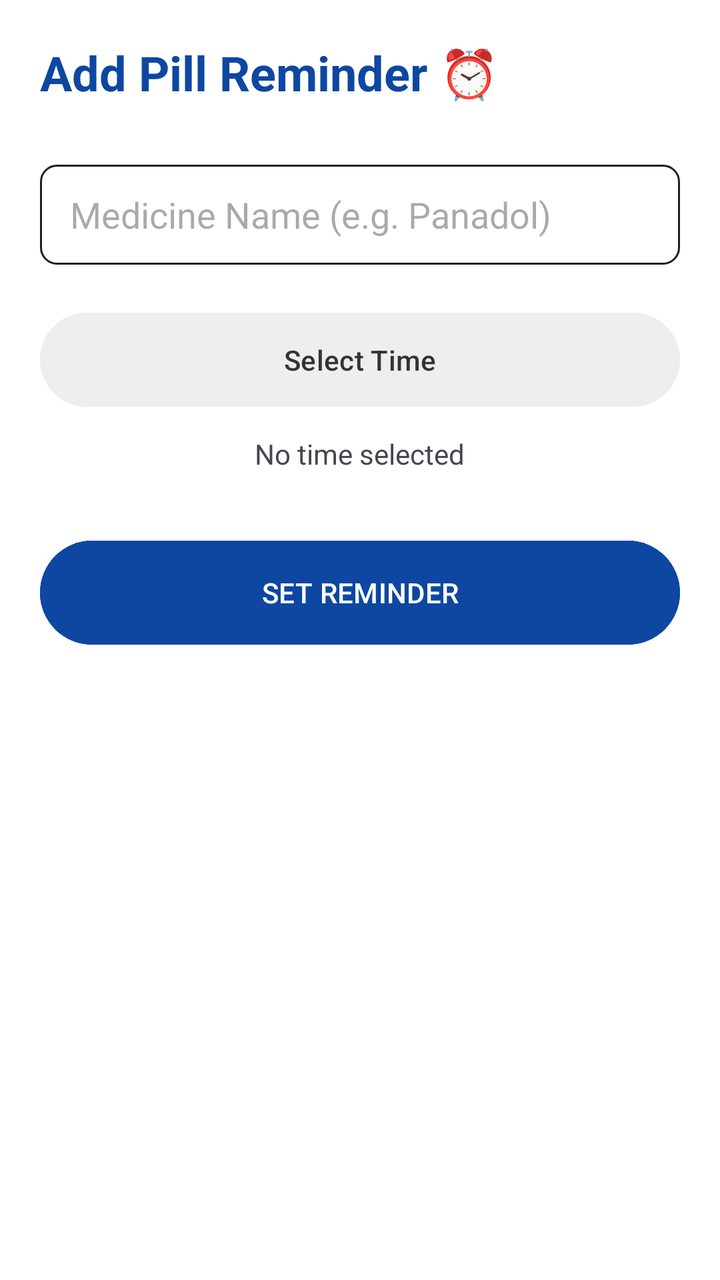
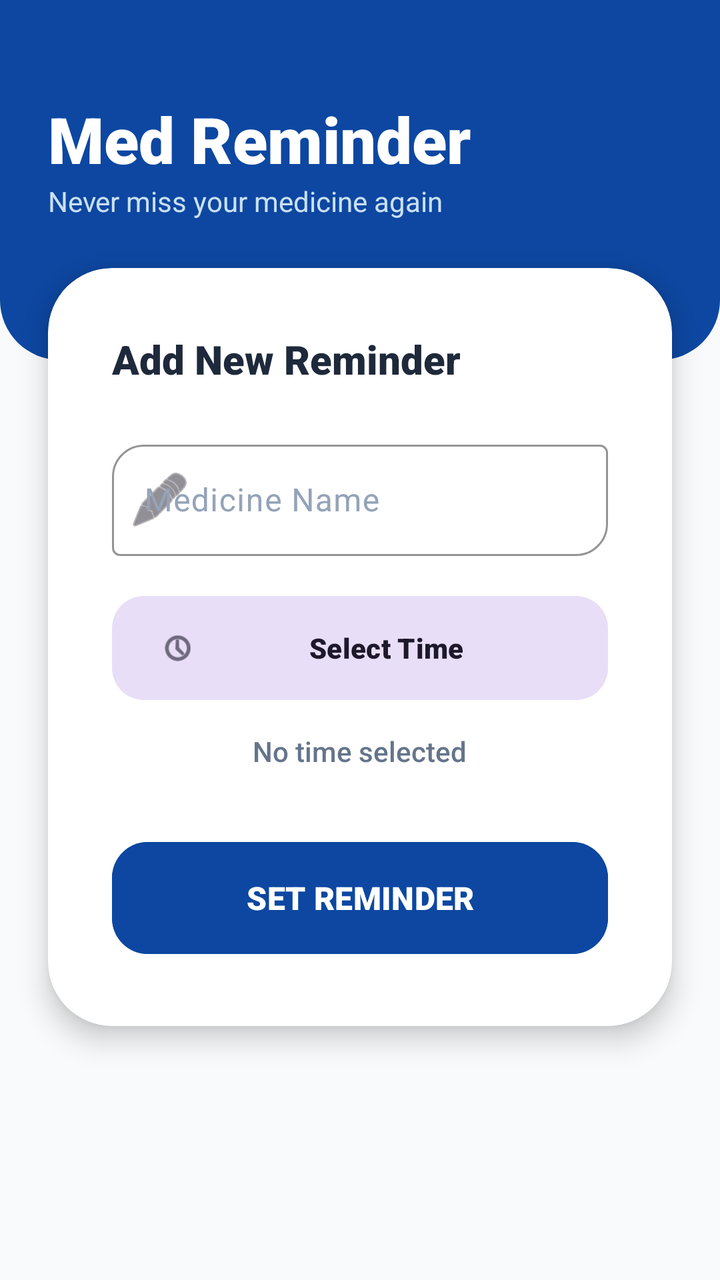

Screens rendered from an Android XML layout before and after an edit, with the pre-edit source and the edit as a unified diff.
<!-- AndroidManifest.xml: application theme Theme.CareLanka -->
<!-- res/layout/activity_reminder.xml -->
<?xml version="1.0" encoding="utf-8"?>
<LinearLayout xmlns:android="http://schemas.android.com/apk/res/android"
    android:layout_width="match_parent"
    android:layout_height="match_parent"
    android:orientation="vertical"
    android:padding="20dp"
    android:background="#FFFFFF">

    <TextView
        android:layout_width="wrap_content"
        android:layout_height="wrap_content"
        android:text="Add Pill Reminder ⏰"
        android:textSize="24sp"
        android:textStyle="bold"
        android:textColor="@color/primaryBlue"
        android:layout_marginBottom="30dp"/>

    <EditText
        android:id="@+id/etMedName"
        android:layout_width="match_parent"
        android:layout_height="50dp"
        android:hint="Medicine Name (e.g. Panadol)"
        android:background="@drawable/edit_text_bg"
        android:paddingStart="15dp"
        android:layout_marginBottom="20dp"/>

    <Button
        android:id="@+id/btnSelectTime"
        android:layout_width="match_parent"
        android:layout_height="55dp"
        android:text="Select Time"
        android:backgroundTint="#EEEEEE"
        android:textColor="#333333"
        android:layout_marginBottom="10dp"/>

    <TextView
        android:id="@+id/tvSelectedTime"
        android:layout_width="wrap_content"
        android:layout_height="wrap_content"
        android:text="No time selected"
        android:layout_gravity="center"
        android:layout_marginBottom="30dp"/>

    <Button
        android:id="@+id/btnSetReminder"
        android:layout_width="match_parent"
        android:layout_height="60dp"
        android:text="SET REMINDER"
        android:backgroundTint="@color/primaryBlue"
        android:textColor="#FFFFFF"/>

</LinearLayout>
<!-- resources referenced by this layout -->
<resources>
  <color name="primaryBlue">#0D47A1</color>
  <!-- drawable edit_text_bg (drawable) -->
  <shape xmlns:android="http://schemas.android.com/apk/res/android"
      android:shape="rectangle">
      <solid android:color="@color/white"/>
      <corners android:radius="8dp"/>
      <stroke android:width="1dp" android:color="@color/darkGrey"/>
  </shape>
  <style name="Theme.CareLanka" parent="Base.Theme.CareLanka" />
  <color name="white">#FFFFFF</color>
  <color name="darkGrey">#212121</color>
  <style name="Base.Theme.CareLanka" parent="Theme.Material3.DayNight.NoActionBar">
          
          
      </style>
</resources>

<!-- the commit's change to res/layout/activity_reminder.xml (unified diff, before → after) -->
@@ -1,52 +1,122 @@
 <?xml version="1.0" encoding="utf-8"?>
-<LinearLayout xmlns:android="http://schemas.android.com/apk/res/android"
+<androidx.constraintlayout.widget.ConstraintLayout xmlns:android="http://schemas.android.com/apk/res/android"
+    xmlns:app="http://schemas.android.com/apk/res-auto"
+    xmlns:tools="http://schemas.android.com/tools"
     android:layout_width="match_parent"
     android:layout_height="match_parent"
-    android:orientation="vertical"
-    android:padding="20dp"
-    android:background="#FFFFFF">
+    android:background="#F8FAFC">
+
+    
+    <View
+        android:id="@+id/headerView"
+        android:layout_width="match_parent"
+        android:layout_height="180dp"
+        android:background="@drawable/header_background"
+        app:layout_constraintTop_toTopOf="parent" />
 
     <TextView
+        android:id="@+id/tvTitle"
         android:layout_width="wrap_content"
         android:layout_height="wrap_content"
-        android:text="Add Pill Reminder ⏰"
-        android:textSize="24sp"
-        android:textStyle="bold"
-        android:textColor="@color/primaryBlue"
-        android:layout_marginBottom="30dp"/>
-
-    <EditText
-        android:id="@+id/etMedName"
-        android:layout_width="match_parent"
-        android:layout_height="50dp"
-        android:hint="Medicine Name (e.g. Panadol)"
-        android:background="@drawable/edit_text_bg"
-        android:paddingStart="15dp"
-        android:layout_marginBottom="20dp"/>
-
-    <Button
-        android:id="@+id/btnSelectTime"
-        android:layout_width="match_parent"
-        android:layout_height="55dp"
-        android:text="Select Time"
-        android:backgroundTint="#EEEEEE"
-        android:textColor="#333333"
-        android:layout_marginBottom="10dp"/>
+        android:layout_marginStart="24dp"
+        android:layout_marginTop="48dp"
+        android:text="Med Reminder"
+        android:textColor="@color/white"
+        android:textSize="32sp"
+        android:fontFamily="sans-serif-black"
+        app:layout_constraintStart_toStartOf="parent"
+        app:layout_constraintTop_toTopOf="parent" />
 
     <TextView
-        android:id="@+id/tvSelectedTime"
+        android:id="@+id/tvSubtitle"
         android:layout_width="wrap_content"
         android:layout_height="wrap_content"
-        android:text="No time selected"
-        android:layout_gravity="center"
-        android:layout_marginBottom="30dp"/>
+        android:text="Never miss your medicine again"
+        android:textColor="#E0F2FE"
+        android:textSize="14sp"
+        android:alpha="0.9"
+        app:layout_constraintStart_toStartOf="@+id/tvTitle"
+        app:layout_constraintTop_toBottomOf="@+id/tvTitle" />
 
-    <Button
-        android:id="@+id/btnSetReminder"
+    <com.google.android.material.card.MaterialCardView
         android:layout_width="match_parent"
-        android:layout_height="60dp"
-        android:text="SET REMINDER"
-        android:backgroundTint="@color/primaryBlue"
-        android:textColor="#FFFFFF"/>
+        android:layout_height="wrap_content"
+        android:layout_marginHorizontal="24dp"
+        android:layout_marginTop="24dp"
+        app:cardCornerRadius="32dp"
+        app:cardElevation="8dp"
+        app:strokeWidth="0dp"
+        app:cardBackgroundColor="#FFFFFF"
+        app:layout_constraintTop_toBottomOf="@+id/tvSubtitle">
 
-</LinearLayout>
+        <LinearLayout
+            android:layout_width="match_parent"
+            android:layout_height="wrap_content"
+            android:orientation="vertical"
+            android:padding="32dp">
+
+            <TextView
+                android:layout_width="wrap_content"
+                android:layout_height="wrap_content"
+                android:text="Add New Reminder"
+                android:textColor="#1E293B"
+                android:textSize="20sp"
+                android:fontFamily="sans-serif-black"
+                android:layout_marginBottom="24dp"/>
+
+            <com.google.android.material.textfield.TextInputLayout
+                style="@style/Widget.Material3.TextInputLayout.OutlinedBox"
+                android:layout_width="match_parent"
+                android:layout_height="wrap_content"
+                android:hint="Medicine Name"
+                android:textColorHint="#94A3B8"
+                app:boxStrokeColor="@color/primaryBlue"
+                app:startIconDrawable="@android:drawable/ic_menu_edit"
+                app:boxCornerRadiusTopStart="16dp"
+                app:boxCornerRadiusBottomEnd="16dp">
+
+                <com.google.android.material.textfield.TextInputEditText
+                    android:id="@+id/etMedName"
+                    android:layout_width="match_parent"
+                    android:layout_height="wrap_content"
+                    android:inputType="text"
+                    android:textColor="#1E293B"/>
+            </com.google.android.material.textfield.TextInputLayout>
+
+            <com.google.android.material.button.MaterialButton
+                android:id="@+id/btnSelectTime"
+                style="@style/Widget.Material3.Button.TonalButton"
+                android:layout_width="match_parent"
+                android:layout_height="60dp"
+                android:layout_marginTop="16dp"
+                android:text="Select Time"
+                android:fontFamily="sans-serif-black"
+                app:cornerRadius="16dp"
+                app:icon="@android:drawable/ic_menu_recent_history"/>
+
+            <TextView
+                android:id="@+id/tvSelectedTime"
+                android:layout_width="wrap_content"
+                android:layout_height="wrap_content"
+                android:text="No time selected"
+                android:layout_gravity="center"
+                android:layout_marginTop="12dp"
+                android:textColor="#64748B"
+                android:fontFamily="sans-serif-medium"/>
+
+            <com.google.android.material.button.MaterialButton
+                android:id="@+id/btnSetReminder"
+                android:layout_width="match_parent"
+                android:layout_height="64dp"
+                android:layout_marginTop="32dp"
+                android:text="SET REMINDER"
+                android:textSize="16sp"
+                android:fontFamily="sans-serif-black"
+                android:backgroundTint="@color/primaryBlue"
+                app:cornerRadius="18dp"
+                app:elevation="4dp"/>
+
+        </LinearLayout>
+    </com.google.android.material.card.MaterialCardView>
+
+</androidx.constraintlayout.widget.ConstraintLayout>
<!-- resource entries referenced after the edit -->
@@ -1,16 +1,16 @@
 <!-- resources referenced by this layout -->
 <resources>
   <color name="primaryBlue">#0D47A1</color>
-  <!-- drawable edit_text_bg (drawable) -->
-  <shape xmlns:android="http://schemas.android.com/apk/res/android"
-      android:shape="rectangle">
-      <solid android:color="@color/white"/>
-      <corners android:radius="8dp"/>
-      <stroke android:width="1dp" android:color="@color/darkGrey"/>
-  </shape>
   <style name="Theme.CareLanka" parent="Base.Theme.CareLanka" />
   <color name="white">#FFFFFF</color>
-  <color name="darkGrey">#212121</color>
+  <!-- drawable header_background (drawable) -->
+  <?xml version="1.0" encoding="utf-8"?>
+  <shape xmlns:android="http://schemas.android.com/apk/res/android">
+      <solid android:color="@color/primaryBlue" />
+      <corners
+          android:bottomLeftRadius="30dp"
+          android:bottomRightRadius="30dp" />
+  </shape>
   <style name="Base.Theme.CareLanka" parent="Theme.Material3.DayNight.NoActionBar">
           
           
